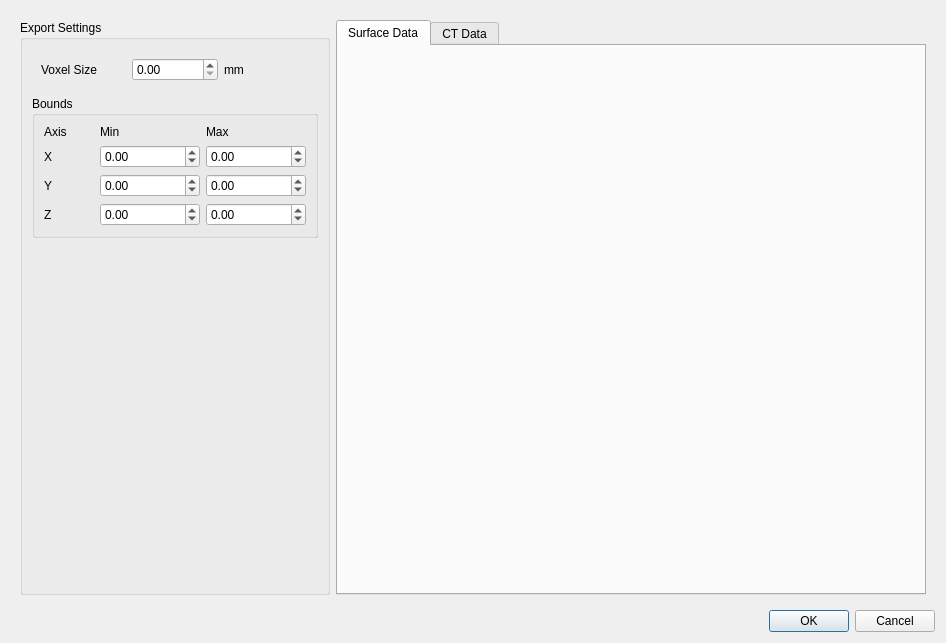
Qt form ui/surface_export_dialog.ui (tallhamer/MapApp) before a commit.
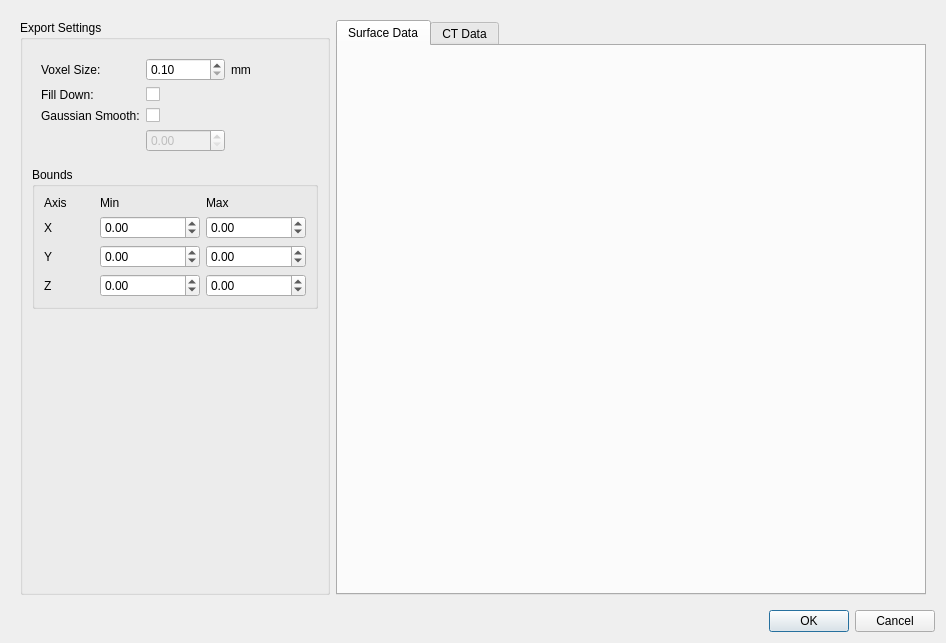
The same form after that commit. Custom widgets are drawn as their Qt base class.

Commit message:
fixed couch indexing, added export params, eliminated port field import
fixed fractional couch indexing, added export parameters for surface export, and eliminated the duplicate fields from beam import with port films

```diff
--- a/ui/surface_export_dialog.ui
+++ b/ui/surface_export_dialog.ui
@@ -26,16 +26,6 @@
          <item>
           <widget class="QWidget" name="widget_2" native="true">
            <layout class="QGridLayout" name="gridLayout_2">
-            <item row="0" column="0">
-             <widget class="QLabel" name="label">
-              <property name="text">
-               <string>Voxel Size</string>
-              </property>
-             </widget>
-            </item>
-            <item row="0" column="1">
-             <widget class="QDoubleSpinBox" name="w_dsb_voxel_size"/>
-            </item>
             <item row="0" column="2">
              <widget class="QLabel" name="label_2">
               <property name="text">
@@ -43,6 +33,55 @@
               </property>
              </widget>
             </item>
+            <item row="3" column="1">
+             <widget class="QCheckBox" name="w_ch_smooth">
+              <property name="text">
+               <string/>
+              </property>
+             </widget>
+            </item>
+            <item row="1" column="0">
+             <widget class="QLabel" name="label_9">
+              <property name="text">
+               <string>Fill Down:</string>
+              </property>
+             </widget>
+            </item>
+            <item row="0" column="1">
+             <widget class="QDoubleSpinBox" name="w_dsb_voxel_size">
+              <property name="minimum">
+               <double>0.100000000000000</double>
+              </property>
+             </widget>
+            </item>
+            <item row="1" column="1">
+             <widget class="QCheckBox" name="w_ch_fill_down">
+              <property name="text">
+               <string/>
+              </property>
+             </widget>
+            </item>
+            <item row="0" column="0">
+             <widget class="QLabel" name="label">
+              <property name="text">
+               <string>Voxel Size:</string>
+              </property>
+             </widget>
+            </item>
+            <item row="3" column="0">
+             <widget class="QLabel" name="label_10">
+              <property name="text">
+               <string>Gaussian Smooth:</string>
+              </property>
+             </widget>
+            </item>
+            <item row="4" column="1">
+             <widget class="QDoubleSpinBox" name="w_dsb_sigma">
+              <property name="enabled">
+               <bool>false</bool>
+              </property>
+             </widget>
+            </item>
            </layout>
           </widget>
          </item>
```
The commit also changes 4 other files.
